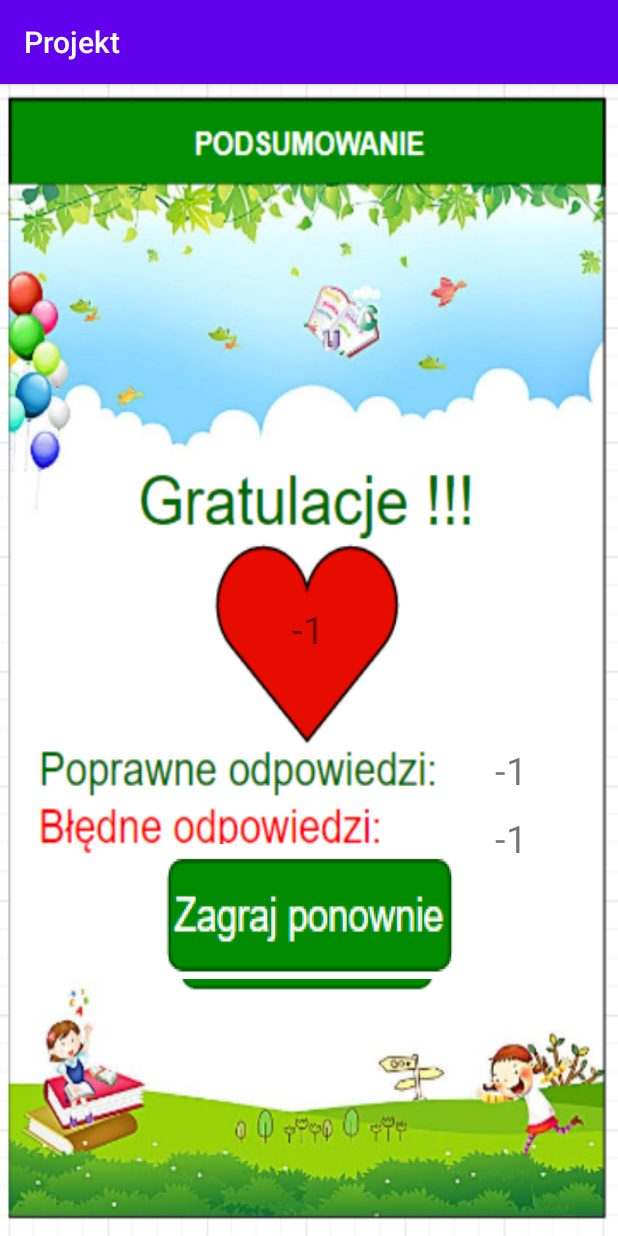
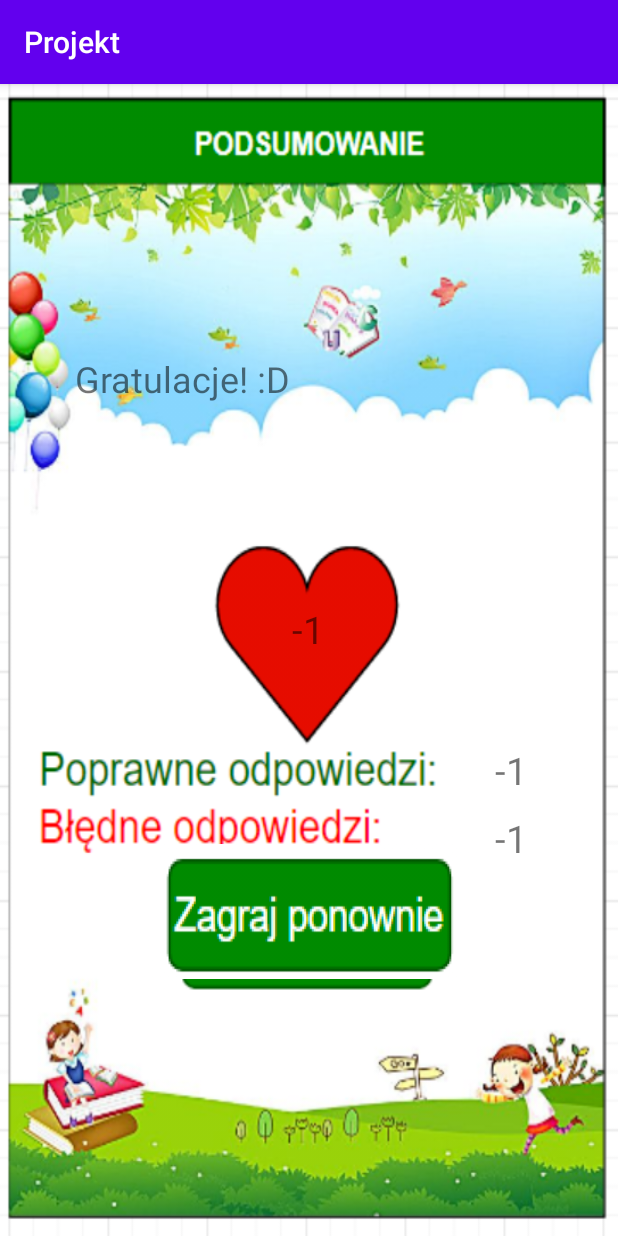
Before and after one commit to Borczyslaw/Educational_Game, an Android app: the TheEndActivity screen opened directly, with no data from a screen before it, on a phone screen of 412 x 824 dp. Run offline under Robolectric (Android 15) with nearby library versions, the phone set to English and light mode, and no system bars; network calls fail.

Commit message:
Uporządkowanie kodu. Dodanie zmiany komunikatu w zależności od przebiegu rozgrywki.

```diff
--- a/app/src/main/java/edu/psmw/projekt/TheEndActivity.kt
+++ b/app/src/main/java/edu/psmw/projekt/TheEndActivity.kt
@@ -14,11 +14,16 @@ class TheEndActivity: AppCompatActivity()  {
         var Nol = intent.getIntExtra("amount_of_lives", -1)
         var Ga = intent.getIntExtra("goodans", -1)
         var Wa = intent.getIntExtra("wrongans", -1)
+        if (Nol == 0)
+            gratulacje.text = "Następnym razem będzie lepiej :) "
+        else
+            gratulacje.text = "Gratulacje! :D"
         numberoflives.text = Nol.toString()
         goodanserws.text = Ga.toString()
         wronganserws.text = Wa.toString()
         game_again.setOnClickListener {
             startActivity(Intent(this@TheEndActivity, MainActivity::class.java))
+
         }
     }
 }
--- a/app/src/main/res/layout/the_end.xml
+++ b/app/src/main/res/layout/the_end.xml
@@ -1,7 +1,6 @@
 <?xml version="1.0" encoding="utf-8"?>
 <androidx.constraintlayout.widget.ConstraintLayout xmlns:android="http://schemas.android.com/apk/res/android"
     xmlns:app="http://schemas.android.com/apk/res-auto"
-    xmlns:tools="http://schemas.android.com/tools"
     android:id="@+id/the_end_ekran"
     android:layout_width="match_parent"
     android:layout_height="match_parent"
@@ -58,4 +57,14 @@
         app:layout_constraintTop_toTopOf="parent"
         app:layout_constraintVertical_bias="0.662" />
 
+    <TextView
+        android:id="@+id/gratulacje"
+        android:layout_width="298dp"
+        android:layout_height="96dp"
+        android:layout_marginTop="180dp"
+        android:layout_marginEnd="64dp"
+        android:textSize="24sp"
+        app:layout_constraintEnd_toEndOf="parent"
+        app:layout_constraintTop_toTopOf="parent" />
+
 </androidx.constraintlayout.widget.ConstraintLayout>
```
Also changed, not shown: app/src/main/java/edu/psmw/projekt/GameActivity.kt (+8 -12 lines), app/src/main/java/edu/psmw/projekt/MainActivity.kt (+1 -7 lines), app/src/main/res/drawable/int_podsumowanie.png.
